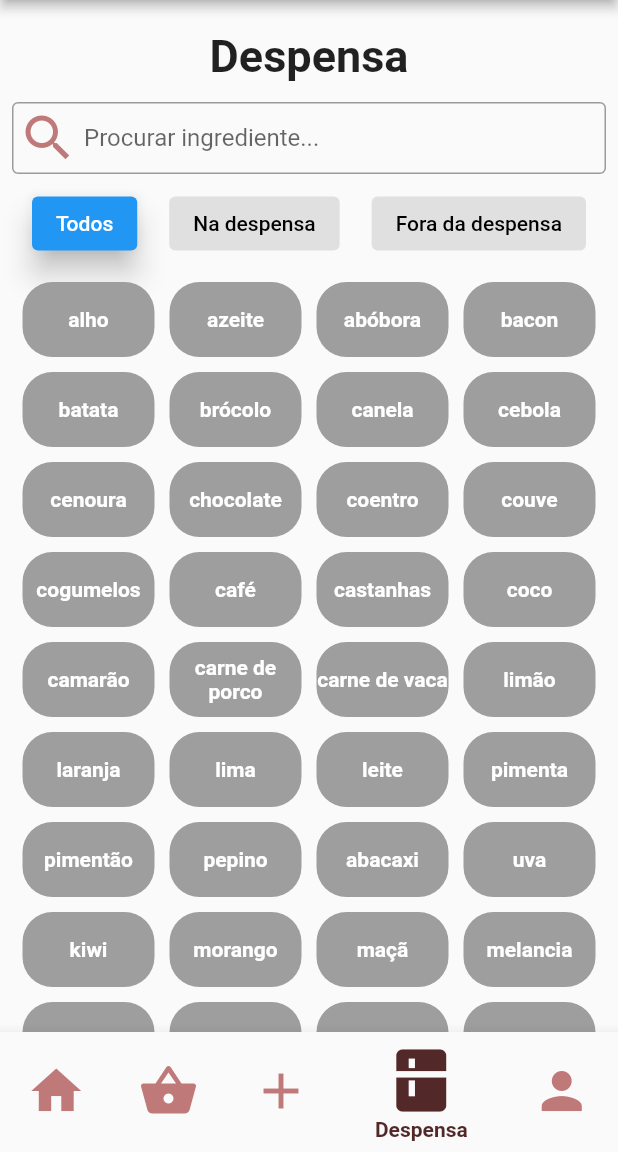
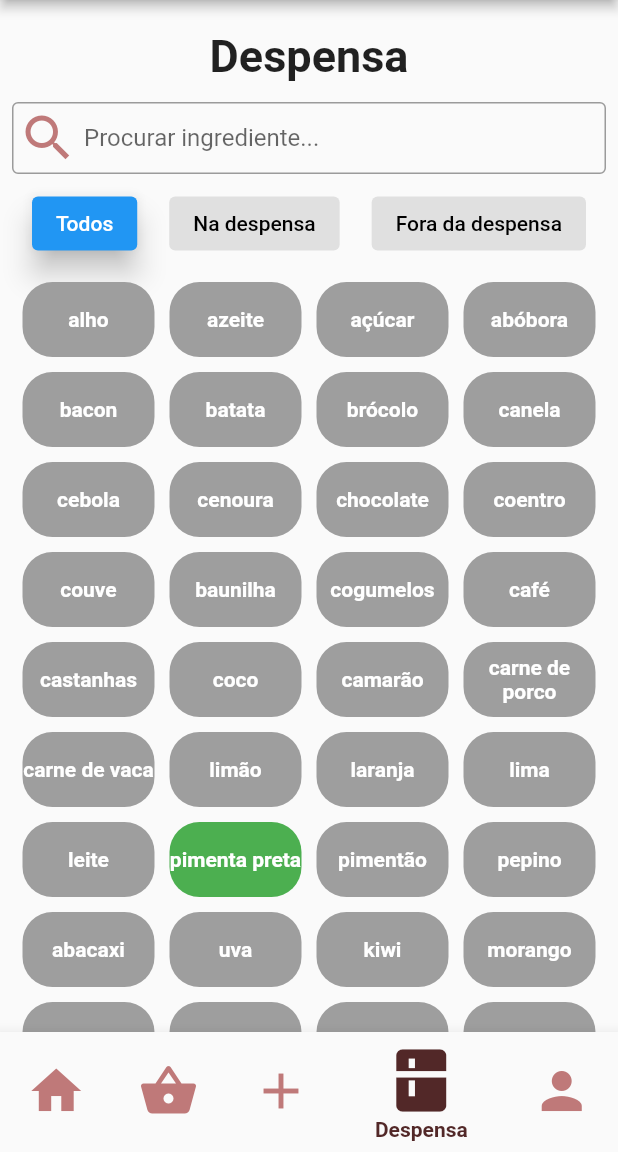
Before and after one commit to DiogoARSantos/let_me_cook, a Flutter app: the App screen opened by its route, item 4 of the bottom bar chosen, on a phone screen of 412 x 824 dp, the part 84-1236 px from its top. Run offline on Flutter 3.47's test engine with Material 2 defaults, Android fonts, the phone set to English and light mode, and no system bars; our stand-ins replace image_picker; missing offline and left inert: dart:ffi; network calls fail.

Commit message:
Fixed app crashing

```diff
--- a/lib/allIngredients.dart
+++ b/lib/allIngredients.dart
@@ -1,6 +1,7 @@
 final List<String> allIngredients = [
   "alho",
   "azeite",
+  "açúcar",
   "abóbora",
   "bacon",
   "batata",
@@ -11,6 +12,7 @@ final List<String> allIngredients = [
   "chocolate",
   "coentro",
   "couve",
+  "baunilha",
   "cogumelos",
   "café",
   "castanhas",
@@ -22,7 +24,7 @@ final List<String> allIngredients = [
   "laranja",
   "lima",
   "leite",
-  "pimenta",
+  "pimenta preta",
   "pimentão",
   "pepino",
   "abacaxi",
@@ -43,6 +45,9 @@ final List<String> allIngredients = [
   "oregãos",
   "ovos",
   "cebola",
+  "chalotas",
+  "cebolinho",
+  "natas"
   "pão",
   "queijo",
   "repolho",
@@ -59,7 +64,8 @@ final List<String> allIngredients = [
   "banana",
   "batata-doce",
   "beterraba",
-  "cacau",
+  "cacau em pó",
+  "fermento em pó"
   "caju",
   "cebola-roxa",
   "queijo cheddar",
@@ -67,20 +73,31 @@ final List<String> allIngredients = [
   "couve-flor",
   "damasco",
   "espargos",
-  "espinafre",
+  "espinafres",
   "farinha",
+  "farinha de trigo"
   "feijão",
   "frango",
   "gema",
   "guacamole",
+  "óleo vegetal",
   "hamúrguer",
   "hortelã",
   "lagosta",
   "lula",
   "milho",
   "peito de peru",
+  "peito de frango",
   "romã",
   "sal",
   "salmão",
   "salsicha",
+  "massa quebrada",
+  "massa de lasanha",
+  "queijo ricotta",
+  "queijo parmesão ralado",
+  "mozzarella ralada",
+  "alho picado",
+  "azeite de oliva",
+  "molho de tomate",
 ];
--- a/lib/app.dart
+++ b/lib/app.dart
@@ -16,10 +16,17 @@ class App extends StatefulWidget {
 
 class _AppState extends State<App> {
   int _selectedIndex = 0;
-  List<String> pantryList = [];
+  List<String> pantryList = ["massa de lasanha",
+    "espinafres",
+    "queijo ricotta",
+    "queijo parmesão ralado",
+    "mozzarella ralada",
+    "alho picado",
+    "azeite de oliva",
+    "molho de tomate","sal","pimenta preta", "noz-moscada"];
   List<String> shoppingList = [];
   List<bool> boughtStatus = [];
-  List<Recipe> favoriteRecipeList = [];
+  List<Recipe> favoriteRecipeList = [startRecipeList[6]];
   List<Recipe> recipeList = startRecipeList;
   List<Recipe> myRecipes = [];
 
--- a/lib/screens/seeRecipe/see_recipe_screen.dart
+++ b/lib/screens/seeRecipe/see_recipe_screen.dart
@@ -158,7 +158,7 @@ class SeeRecipeScreenState extends State<SeeRecipeScreen> {
               Row(
                 mainAxisAlignment: MainAxisAlignment.start,
                 children: [
-                  widget.isInPantry(_recipe.ingredients[i].name)
+                  widget.isInPantry(_recipe.ingredients[i].name.toLowerCase())
                       ? InkWell(
                           child: const Icon(Icons.check_circle,
                               color: Colors.green),
@@ -168,7 +168,7 @@ class SeeRecipeScreenState extends State<SeeRecipeScreen> {
                               color: Colors.red, size: 35),
                           onTap: () {
                             widget
-                                .addToShoppingList(_recipe.ingredients[i].name);
+                                .addToShoppingList(_recipe.ingredients[i].name.toLowerCase());
                             showDialog(
                                 context: context,
                                 barrierDismissible: false,
--- a/lib/startRecipes.dart
+++ b/lib/startRecipes.dart
@@ -159,7 +159,6 @@ List<Recipe> startRecipeList = [
       Ingredient(name: "Leite", quantity: 1, units: "chávena"),
       Ingredient(name: "Óleo vegetal", quantity: 1, units: "chávena"),
       Ingredient(name: "Baunilha", quantity: 1, units: "colher de chá"),
-      Ingredient(name: "Água quente", quantity: 1, units: "chávena"),
       Ingredient(name: "Sal", quantity: 1, units: "colher de chá"),
     ],
     steps: [
```
